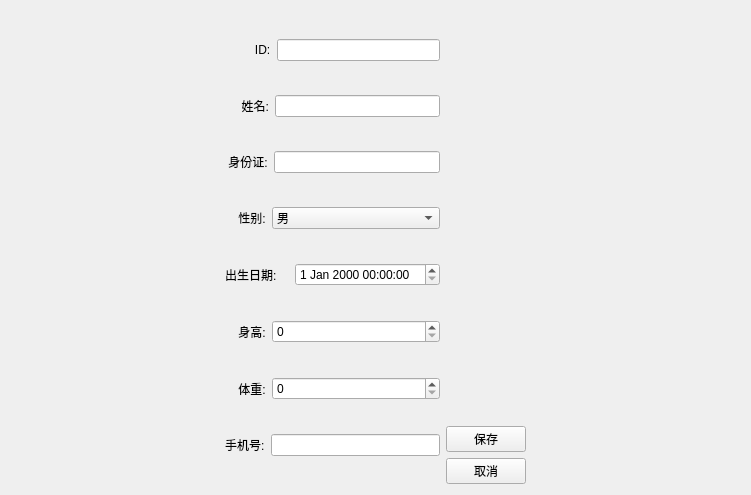
Before: the Qt Designer form Lab_4/patienteditview.ui in tzw-111/QtCourse, drawn with Qt 5.
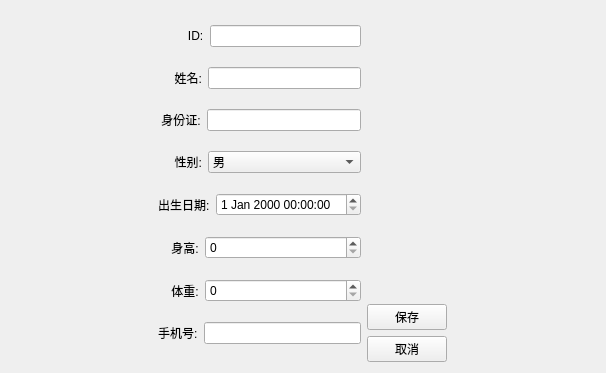
After: the same form once the commit is applied.

What changed in the file:
```diff
--- a/Lab_4/patienteditview.ui
+++ b/Lab_4/patienteditview.ui
@@ -6,14 +6,29 @@
    <rect>
     <x>0</x>
     <y>0</y>
-    <width>751</width>
-    <height>495</height>
+    <width>606</width>
+    <height>373</height>
    </rect>
   </property>
   <property name="windowTitle">
    <string>Form</string>
   </property>
-  <layout class="QHBoxLayout" name="horizontalLayout_9">
+  <layout class="QVBoxLayout" name="verticalLayout_4">
+   <item>
+    <spacer name="verticalSpacer_3">
+     <property name="orientation">
+      <enum>Qt::Orientation::Vertical</enum>
+     </property>
+     <property name="sizeHint" stdset="0">
+      <size>
+       <width>20</width>
+       <height>1</height>
+      </size>
+     </property>
+    </spacer>
+   </item>
+   <item>
+    <layout class="QHBoxLayout" name="horizontalLayout_10">
    <item>
     <spacer name="horizontalSpacer">
      <property name="orientation">
@@ -28,7 +43,9 @@
     </spacer>
    </item>
    <item>
-    <layout class="QVBoxLayout" name="verticalLayout_2">
+      <layout class="QHBoxLayout" name="horizontalLayout_9">
+       <item>
+        <layout class="QVBoxLayout" name="verticalLayout_3">
      <item>
       <layout class="QHBoxLayout" name="horizontalLayout">
        <item>
@@ -82,7 +99,7 @@
           </sizepolicy>
          </property>
          <property name="text">
-          <string>    性别:</string>
+              <string>     性别:</string>
          </property>
         </widget>
        </item>
@@ -206,7 +223,7 @@
     </layout>
    </item>
    <item>
-    <layout class="QVBoxLayout" name="verticalLayout">
+        <layout class="QVBoxLayout" name="verticalLayout_2">
      <item>
       <spacer name="verticalSpacer">
        <property name="orientation">
@@ -221,6 +238,8 @@
       </spacer>
      </item>
      <item>
+          <layout class="QVBoxLayout" name="verticalLayout">
+           <item>
       <widget class="QPushButton" name="pushButton">
        <property name="text">
         <string>保存</string>
@@ -236,6 +255,10 @@
      </item>
     </layout>
    </item>
+        </layout>
+       </item>
+      </layout>
+     </item>
    <item>
     <spacer name="horizontalSpacer_2">
      <property name="orientation">
@@ -245,6 +268,21 @@
       <size>
        <width>187</width>
        <height>20</height>
+        </size>
+       </property>
+      </spacer>
+     </item>
+    </layout>
+   </item>
+   <item>
+    <spacer name="verticalSpacer_2">
+     <property name="orientation">
+      <enum>Qt::Orientation::Vertical</enum>
+     </property>
+     <property name="sizeHint" stdset="0">
+      <size>
+       <width>20</width>
+       <height>1</height>
       </size>
      </property>
     </spacer>
```
Left out of the diff: 2 changed lines with no effect on the pictures. Lines whose indentation alone changed are shown as unchanged.
